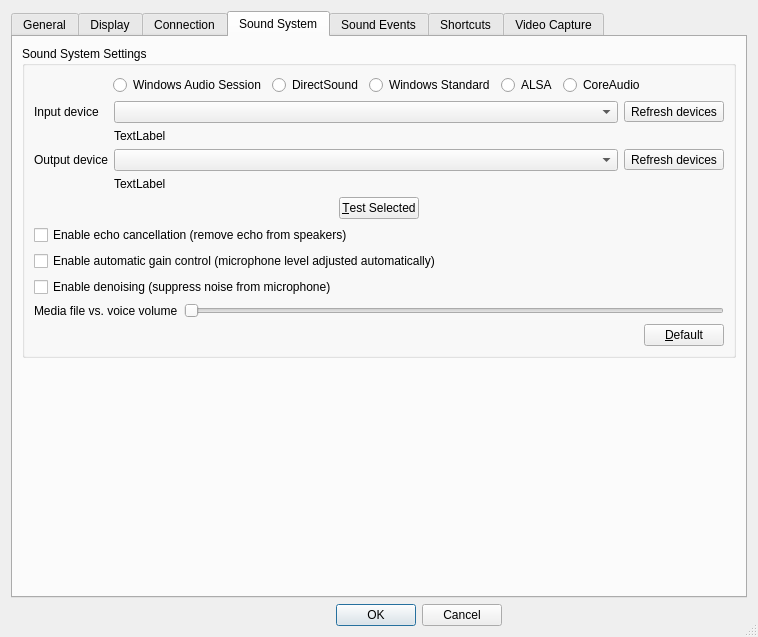
Qt form Client/qtTeamTalk/preferences.ui (BearWare/TeamTalk5) before a commit.
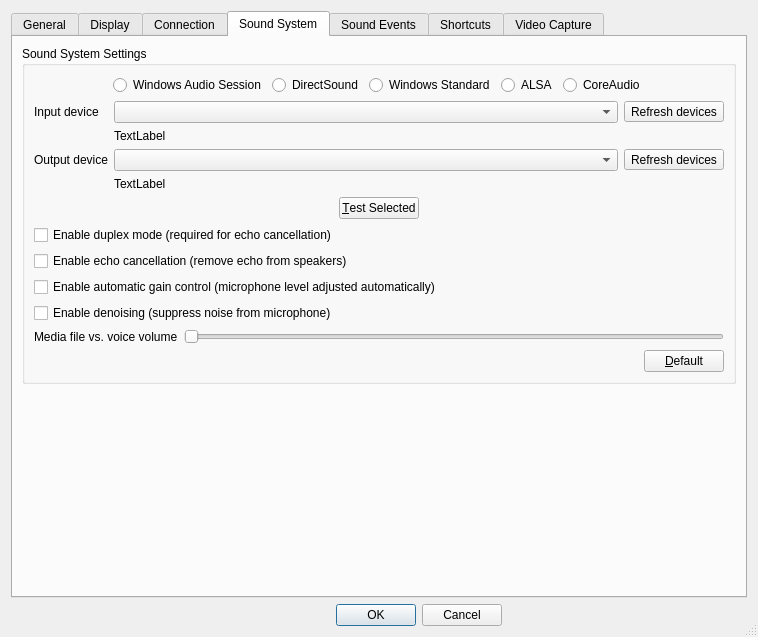
The same form after that commit. The open tabs and pages were chosen to show the change. Icons and pictures are not drawn.

Patch:
```diff
--- a/Client/qtTeamTalk/preferences.ui
+++ b/Client/qtTeamTalk/preferences.ui
@@ -1073,6 +1073,13 @@
             </item>
            </layout>
           </item>
+          <item>
+           <widget class="QCheckBox" name="sndduplexBox">
+            <property name="text">
+             <string>Enable duplex mode (required for echo cancellation)</string>
+            </property>
+           </widget>
+          </item>
           <item>
            <widget class="QCheckBox" name="echocancelBox">
             <property name="text">
```
Left out of the diff: 1 changed line with no effect on the pictures.
